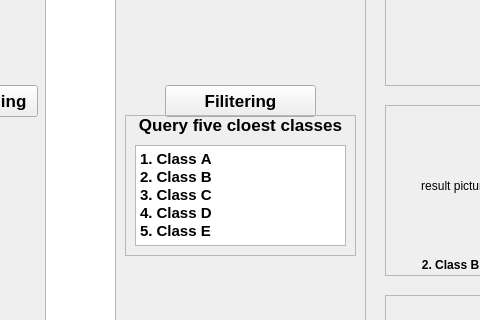
Old version of the form demoUI.ui in the repository pansam996/paperDemo; both pictures show x 475 to 955 and y 245 to 565 of the 1184 by 742 pixel window.
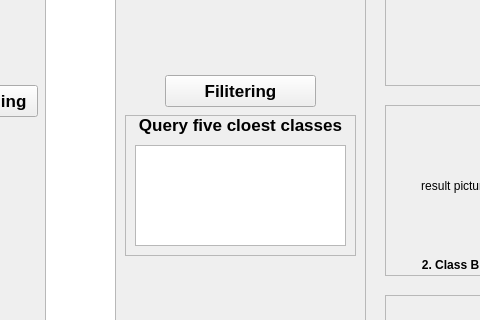
New version of the form.

```diff
--- a/demoUI.ui
+++ b/demoUI.ui
@@ -124,7 +124,7 @@
     <property name="geometry">
      <rect>
       <x>640</x>
-      <y>330</y>
+      <y>320</y>
       <width>151</width>
       <height>32</height>
      </rect>
@@ -216,11 +216,7 @@
 &lt;html&gt;&lt;head&gt;&lt;meta name=&quot;qrichtext&quot; content=&quot;1&quot; /&gt;&lt;style type=&quot;text/css&quot;&gt;
 p, li { white-space: pre-wrap; }
 &lt;/style&gt;&lt;/head&gt;&lt;body style=&quot; font-family:'.AppleSystemUIFont'; font-size:13pt; font-weight:400; font-style:normal;&quot;&gt;
-&lt;p style=&quot; margin-top:0px; margin-bottom:0px; margin-left:0px; margin-right:0px; -qt-block-indent:0; text-indent:0px;&quot;&gt;&lt;span style=&quot; font-size:11pt; font-weight:600;&quot;&gt;1. Class A&lt;/span&gt;&lt;/p&gt;
-&lt;p style=&quot; margin-top:0px; margin-bottom:0px; margin-left:0px; margin-right:0px; -qt-block-indent:0; text-indent:0px;&quot;&gt;&lt;span style=&quot; font-size:11pt; font-weight:600;&quot;&gt;2. Class B&lt;/span&gt;&lt;/p&gt;
-&lt;p style=&quot; margin-top:0px; margin-bottom:0px; margin-left:0px; margin-right:0px; -qt-block-indent:0; text-indent:0px;&quot;&gt;&lt;span style=&quot; font-size:11pt; font-weight:600;&quot;&gt;3. Class C&lt;/span&gt;&lt;/p&gt;
-&lt;p style=&quot; margin-top:0px; margin-bottom:0px; margin-left:0px; margin-right:0px; -qt-block-indent:0; text-indent:0px;&quot;&gt;&lt;span style=&quot; font-size:11pt; font-weight:600;&quot;&gt;4. Class D&lt;/span&gt;&lt;/p&gt;
-&lt;p style=&quot; margin-top:0px; margin-bottom:0px; margin-left:0px; margin-right:0px; -qt-block-indent:0; text-indent:0px;&quot;&gt;&lt;span style=&quot; font-size:11pt; font-weight:600;&quot;&gt;5. Class E&lt;/span&gt;&lt;/p&gt;&lt;/body&gt;&lt;/html&gt;</string>
+&lt;p style=&quot;-qt-paragraph-type:empty; margin-top:0px; margin-bottom:0px; margin-left:0px; margin-right:0px; -qt-block-indent:0; text-indent:0px;&quot;&gt;&lt;br /&gt;&lt;/p&gt;&lt;/body&gt;&lt;/html&gt;</string>
      </property>
     </widget>
     <widget class="QLabel" name="label_9">
```
